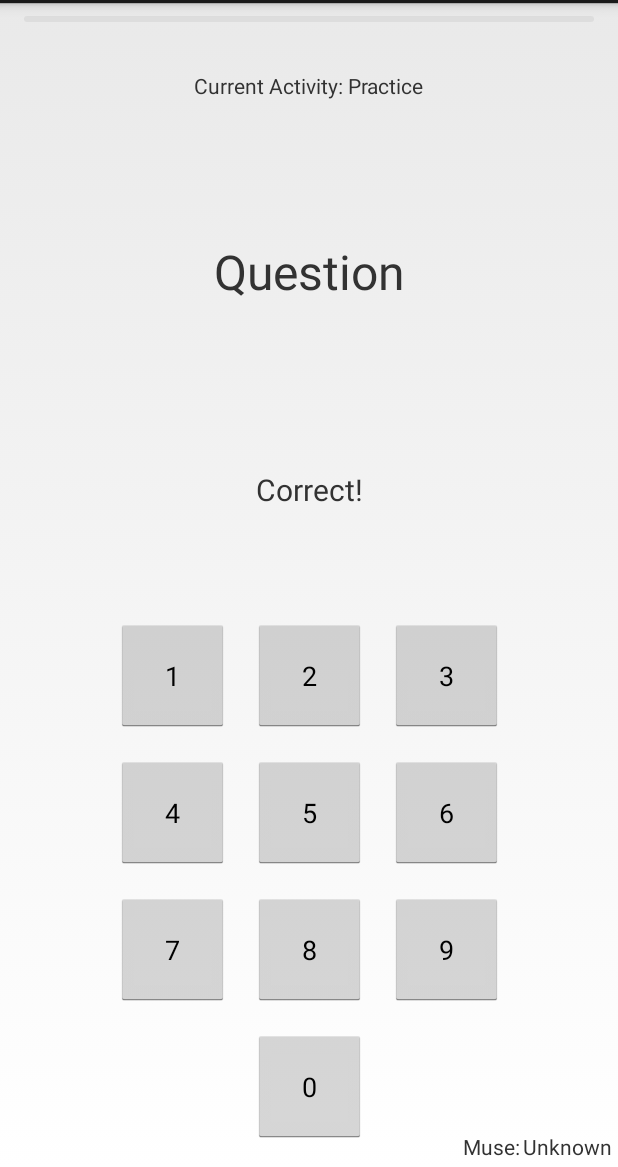
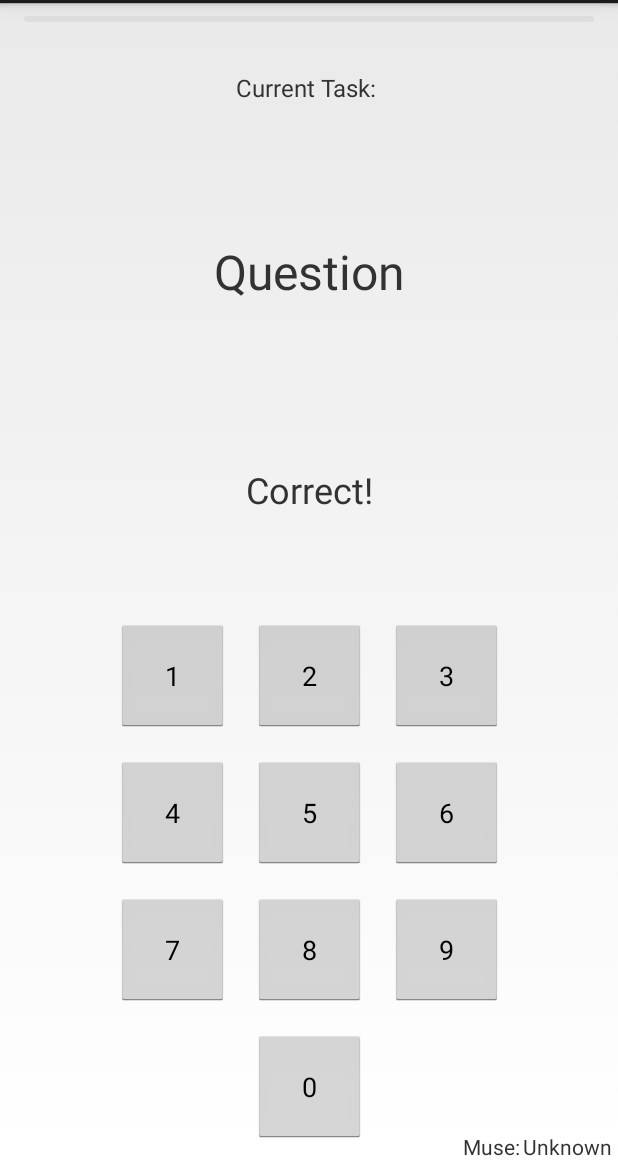
Before and after one commit to zhijiee/FocusDataCollection, an Android app: the Activity_Record_Data screen opened directly, with no data from a screen before it, on a phone screen of 412 x 824 dp, the part 69-1236 px from its top. Run offline under Robolectric (Android 15) with nearby library versions, the phone set to English and light mode, and no system bars; 2 statements that could not run were skipped.

Commit message:
Added more arithmetic test

```diff
--- a/app/src/main/java/com/zhijie/focus/Activity_Record_Data.java
+++ b/app/src/main/java/com/zhijie/focus/Activity_Record_Data.java
@@ -55,8 +55,9 @@ import bsh.Interpreter;
  */
 public class Activity_Record_Data extends Activity implements View.OnClickListener {
     //Global Variables
-    private final int ARITH_TRAINING_TIMEOUT = 2;
+    private final int ARITH_TRAINING_TIMEOUT = 3; //TODO CHANGE THE TIME BACK to 3 minutes!
     private final int GUIDED_MEDITATION_TRACK = R.raw.ting;  //TODO R.raw.guided_meditation
+    private final int ARITH_TEST_TIMEOUT = 10; //TODO change this
 
     private final String TAG = "Activity_Record_Data";
     private final Handler handler = new Handler();
@@ -81,11 +82,14 @@ public class Activity_Record_Data extends Activity implements View.OnClickListen
     private TextView tv_arith_question;
     private TextView tv_qn_feedback;
     private ProgressBar pb_timer;
+    private ProgressBar pb_qsn_timeout;
 
     private int answer;
     private List<Long> userTimeTaken;
     private long question_start_time;
     private long avg_time_taken;
+
+    private CountDownTimer cdt_qsn;
 
     @Override
     protected void onCreate(Bundle savedInstanceState) {
@@ -107,7 +111,7 @@ public class Activity_Record_Data extends Activity implements View.OnClickListen
 //        Intent i = new Intent(this, Activity_Connect_Muse.class);
 //        startActivityForResult(i, R.integer.SELECT_MUSE_REQUEST);
 
-        start_arithmetic_test_dialog(); //TODO REMOVE, FOR TESTING PURPOSES
+        start_arithmetic_training_dialog(); //TODO REMOVE, FOR TESTING PURPOSES
 
         initUI(); // Init UI Elements
 
@@ -119,7 +123,7 @@ public class Activity_Record_Data extends Activity implements View.OnClickListen
     }
 
     /* Test Sequences */
-    private void start_arithmetic_test_dialog() {
+    private void start_arithmetic_training_dialog() {
         AlertDialog.Builder builder = new AlertDialog.Builder(context);
         builder.setTitle(R.string.dialog_arith_training_title)
                 .setMessage(R.string.dialog_arith_training_instruction);
@@ -140,7 +144,7 @@ public class Activity_Record_Data extends Activity implements View.OnClickListen
         dialog.setCanceledOnTouchOutside(false);
         dialog.show();
 
-        //TODO UNCOMMENT THIS
+        //TODO UNCOMMENT THIS MUSE CONNECTION
 //        (dialog).getButton(AlertDialog.BUTTON_POSITIVE)
 //                .setEnabled(false);
 
@@ -154,12 +158,14 @@ public class Activity_Record_Data extends Activity implements View.OnClickListen
         public void run() {
             Log.d(TAG, "Arithmetic Training Session Started!");
             handler.post(arith_training_ui_update); //Begin UI Updates
-            tv_current_activity_instr.setText(R.string.tv_activity_instr);
+            tv_current_activity_instr.setText(R.string.tv_activity_training_instr);
 
             // Set Timer for Training session, When time ended --> Break
 
-            int time = ARITH_TRAINING_TIMEOUT * 1000; //TODO CHANGE THE TIME BACK!!!!--------------------------------
+            int time = ARITH_TRAINING_TIMEOUT * 1000;
             pb_timer.setMax(time / 1000);
+
+            //Training Count down timer
             new CountDownTimer(time, 1000) {
                 @Override
                 public void onTick(long millisUntilFinished) {
@@ -170,10 +176,12 @@ public class Activity_Record_Data extends Activity implements View.OnClickListen
 
                 @Override
                 public void onFinish() {
-                    fileWriter.get().addAnnotationString(0, "Practice to Break");
-                    Log.d(TAG, "Arithmetic Training Session Ended");
+
+                    fileWriter.get().addAnnotationString(0, getString(R.string.anno_arith_training_end));
+                    Log.d(TAG, getString(R.string.anno_arith_training_end));
+                    pb_timer.setProgress(0);
+
                     Log.d(TAG, "Break Session Started!");
-                    pb_timer.setProgress(0);
 
                     //Calculate time taken for each question for the Test later.
                     long total_time_taken = 0;
@@ -254,14 +262,63 @@ public class Activity_Record_Data extends Activity implements View.OnClickListen
         }
     };
 
+    /**
+     * Start of Arithmetic Test Session
+     */
     private Runnable arith_test_session = new Runnable() {
         @Override
         public void run() {
             fileWriter.get().addAnnotationString(0, getString(R.string.anno_arith_test_begin));
             Log.d(TAG, getString(R.string.anno_arith_test_begin));
+            initUI();
+
+            pb_qsn_timeout.setVisibility(View.VISIBLE);
+//            pb_qsn_timeout.setProgress(100);
+            tv_arith_question.setText(generate_questions());
+            cdt_repeat();
+
+
+            int time = ARITH_TEST_TIMEOUT * 1000;
+            // Timer the test session
+            new CountDownTimer(time, 1000) {
+
+                @Override
+                public void onTick(long millisUntilFinished) {
+                    // Do nothing on tick
+                }
+
+                public void onFinish() {
+                    // todo New dialog saying completed
+                    cdt_qsn.cancel();
+                    Log.d(TAG, "LOLOLOLOL");
+                }
+            }.start();
+
 
         }
     };
+
+    private void cdt_repeat() {
+//        cdt_qsn.cancel();
+
+        pb_qsn_timeout.setMax((int) avg_time_taken / 1000);
+
+        cdt_qsn = new CountDownTimer(4000, 1000) {
+            @Override
+            public void onTick(long millisUntilFinished) {
+                int progress = (int) (millisUntilFinished / 100);
+                pb_qsn_timeout.setProgress(progress);
+            }
+
+            @Override
+            public void onFinish() {
+                Log.d(TAG, "finish CDT nested!");
+                cdt_repeat();
+            }
+        };
+
+        cdt_qsn.start();
+    }
 
     private String generate_questions() {
         Random r = new Random();
@@ -413,8 +470,9 @@ public class Activity_Record_Data extends Activity implements View.OnClickListen
         setContentView(R.layout.arithmetic_task);
         tv_current_activity_instr = findViewById(R.id.current_activity_instr);
         tv_arith_question = findViewById(R.id.arith_question);
-        pb_timer = findViewById(R.id.timer_progressbar);
+        pb_timer = findViewById(R.id.pb_task_timer);
         tv_qn_feedback = findViewById(R.id.qsn_feedback);
+        pb_qsn_timeout = findViewById(R.id.pb_qsn_timeout);
 
         userTimeTaken = new ArrayList<>();
 
@@ -476,7 +534,7 @@ public class Activity_Record_Data extends Activity implements View.OnClickListen
                 muse = availableMuse.get(position);
                 connect_to_muse();
 
-                start_arithmetic_test_dialog();
+                start_arithmetic_training_dialog();
                 // Thread to update UI
 //                handler.post(tickUi);
             }
@@ -609,7 +667,7 @@ public class Activity_Record_Data extends Activity implements View.OnClickListen
             @Override
             public void run() {
                 // Update the UI with the change in connection state.
-                final TextView statusText = (TextView) findViewById(R.id.con_status);
+                final TextView statusText = findViewById(R.id.con_status);
                 statusText.setText(status);
 
             }
--- a/app/src/main/res/layout/arithmetic_task.xml
+++ b/app/src/main/res/layout/arithmetic_task.xml
@@ -6,7 +6,7 @@
     android:layout_height="match_parent">
 
     <ProgressBar
-        android:id="@+id/timer_progressbar"
+        android:id="@+id/pb_task_timer"
         style="@android:style/Widget.DeviceDefault.ProgressBar.Horizontal"
         android:layout_width="0dp"
         android:layout_height="5dp"
@@ -19,6 +19,19 @@
         app:layout_constraintEnd_toEndOf="parent"
         app:layout_constraintStart_toStartOf="parent"
         app:layout_constraintTop_toTopOf="parent" />
+
+    <TextView
+        android:id="@+id/current_activity_instr"
+        android:layout_width="wrap_content"
+        android:layout_height="wrap_content"
+        android:layout_marginEnd="8dp"
+        android:layout_marginStart="8dp"
+        android:layout_marginTop="32dp"
+        android:textSize="16sp"
+        android:text="Current Task: "
+        app:layout_constraintEnd_toEndOf="parent"
+        app:layout_constraintStart_toStartOf="parent"
+        app:layout_constraintTop_toBottomOf="@+id/pb_task_timer" />
 
     <TextView
         android:id="@+id/arith_question"
@@ -36,6 +49,137 @@
         app:layout_constraintHorizontal_bias="0.0"
         app:layout_constraintStart_toStartOf="parent"
         app:layout_constraintTop_toBottomOf="@+id/current_activity_instr" />
+
+    <ProgressBar
+        android:id="@+id/pb_qsn_timeout"
+        android:layout_width="300dp"
+        android:layout_height="wrap_content"
+        android:max="100"
+        android:progress="0"
+        style="@android:style/Widget.DeviceDefault.ProgressBar.Horizontal"
+        app:layout_constraintTop_toBottomOf="@+id/arith_question"
+        app:layout_constraintStart_toStartOf="parent"
+        app:layout_constraintEnd_toEndOf="parent"
+        android:visibility="invisible" />
+
+    <TextView
+        android:id="@+id/qsn_feedback"
+        android:layout_width="wrap_content"
+        android:layout_height="wrap_content"
+        android:layout_marginBottom="16dp"
+        android:layout_marginTop="16dp"
+        android:text="Correct!"
+        android:textSize="24sp"
+        app:layout_constraintBottom_toTopOf="@+id/ans2"
+        app:layout_constraintEnd_toEndOf="parent"
+        app:layout_constraintStart_toStartOf="parent"
+        app:layout_constraintTop_toBottomOf="@+id/arith_question" />
+
+    <Button
+        android:id="@+id/ans1"
+        android:layout_width="75dp"
+        android:layout_height="75dp"
+        android:layout_marginEnd="16dp"
+        android:layout_marginRight="16sp"
+        android:text="@string/btn_1"
+        app:layout_constraintBaseline_toBaselineOf="@+id/ans2"
+        app:layout_constraintEnd_toStartOf="@+id/ans2" />
+
+    <Button
+        android:id="@+id/ans2"
+        android:layout_width="75dp"
+        android:layout_height="75dp"
+        android:layout_marginBottom="16dp"
+        android:layout_marginEnd="8dp"
+        android:layout_marginStart="8dp"
+        android:text="@string/btn_2"
+        app:layout_constraintBottom_toTopOf="@+id/ans5"
+        app:layout_constraintEnd_toEndOf="parent"
+        app:layout_constraintStart_toStartOf="parent" />
+
+    <Button
+        android:id="@+id/ans3"
+        android:layout_width="75dp"
+        android:layout_height="75dp"
+        android:layout_marginStart="16dp"
+        android:layout_marginLeft="16sp"
+        android:text="@string/btn_3"
+        app:layout_constraintBaseline_toBaselineOf="@+id/ans2"
+        app:layout_constraintStart_toEndOf="@+id/ans2" />
+
+    <Button
+        android:id="@+id/ans4"
+        android:layout_width="75dp"
+        android:layout_height="75dp"
+        android:layout_marginEnd="16dp"
+        android:layout_marginRight="16sp"
+        android:text="@string/btn_4"
+        app:layout_constraintBaseline_toBaselineOf="@+id/ans5"
+        app:layout_constraintEnd_toStartOf="@+id/ans5" />
+
+    <Button
+        android:id="@+id/ans5"
+        android:layout_width="75dp"
+        android:layout_height="75dp"
+        android:layout_marginBottom="16dp"
+        android:layout_marginEnd="8dp"
+        android:layout_marginStart="8dp"
+        android:text="@string/btn_5"
+        app:layout_constraintBottom_toTopOf="@+id/ans8"
+        app:layout_constraintEnd_toEndOf="parent"
+        app:layout_constraintStart_toStartOf="parent" />
+
+    <Button
+        android:id="@+id/ans6"
+        android:layout_width="75dp"
+        android:layout_height="75dp"
+        android:layout_marginStart="16dp"
+        android:layout_marginLeft="16dp"
+        android:text="@string/btn_6"
+        app:layout_constraintBaseline_toBaselineOf="@+id/ans5"
+        app:layout_constraintStart_toEndOf="@+id/ans5" />
+
+    <Button
+        android:id="@+id/ans7"
+        android:layout_width="75dp"
+        android:layout_height="75dp"
+        android:layout_marginEnd="16dp"
+        android:layout_marginRight="16sp"
+        android:text="@string/btn_7"
+        app:layout_constraintBaseline_toBaselineOf="@+id/ans8"
+        app:layout_constraintEnd_toStartOf="@+id/ans8" />
+
+    <Button
+        android:id="@+id/ans8"
+        android:layout_width="75dp"
+        android:layout_height="75dp"
+        android:layout_marginBottom="16dp"
+        android:layout_marginEnd="16dp"
+        android:layout_marginStart="16dp"
+        android:text="@string/btn_8"
+        app:layout_constraintBottom_toTopOf="@+id/ans0"
+        app:layout_constraintEnd_toEndOf="parent"
+        app:layout_constraintStart_toStartOf="parent" />
+
+    <Button
+        android:id="@+id/ans9"
+        android:layout_width="75dp"
+        android:layout_height="75dp"
+        android:layout_marginStart="16dp"
+        android:layout_marginLeft="16sp"
+        android:text="@string/btn_9"
+        app:layout_constraintBaseline_toBaselineOf="@+id/ans8"
+        app:layout_constraintStart_toEndOf="@+id/ans8" />
+
+    <Button
+        android:id="@+id/ans0"
+        android:layout_width="75dp"
+        android:layout_height="75dp"
+        android:layout_marginBottom="16dp"
+        android:text="@string/btn_0"
+        app:layout_constraintBottom_toBottomOf="parent"
+        app:layout_constraintLeft_toLeftOf="parent"
+        app:layout_constraintRight_toRightOf="parent" />
 
     <TextView
         android:id="@+id/muse_text"
@@ -58,131 +202,5 @@
         app:layout_constraintBottom_toBottomOf="parent"
         app:layout_constraintEnd_toEndOf="parent" />
 
-    <Button
-        android:id="@+id/ans6"
-        android:layout_width="75dp"
-        android:layout_height="75dp"
-        android:layout_marginStart="16dp"
-        android:text="6"
-        app:layout_constraintBaseline_toBaselineOf="@+id/ans5"
-        app:layout_constraintStart_toEndOf="@+id/ans5" />
-
-    <Button
-        android:id="@+id/ans5"
-        android:layout_width="75dp"
-        android:layout_height="75dp"
-        android:layout_marginBottom="16dp"
-        android:layout_marginEnd="8dp"
-        android:layout_marginStart="8dp"
-        android:text="5"
-        app:layout_constraintBottom_toTopOf="@+id/ans8"
-        app:layout_constraintEnd_toEndOf="parent"
-        app:layout_constraintStart_toStartOf="parent" />
-
-    <Button
-        android:id="@+id/ans4"
-        android:layout_width="75dp"
-        android:layout_height="75dp"
-        android:layout_marginEnd="16dp"
-        android:text="4"
-        app:layout_constraintBaseline_toBaselineOf="@+id/ans5"
-        app:layout_constraintEnd_toStartOf="@+id/ans5" />
-
-    <Button
-        android:id="@+id/ans1"
-        android:layout_width="75dp"
-        android:layout_height="75dp"
-        android:layout_marginEnd="16dp"
-        android:text="1"
-        app:layout_constraintBaseline_toBaselineOf="@+id/ans2"
-        app:layout_constraintEnd_toStartOf="@+id/ans2" />
-
-    <Button
-        android:id="@+id/ans3"
-        android:layout_width="75dp"
-        android:layout_height="75dp"
-        android:layout_marginStart="16dp"
-        android:text="3"
-        app:layout_constraintBaseline_toBaselineOf="@+id/ans2"
-        app:layout_constraintStart_toEndOf="@+id/ans2" />
-
-    <Button
-        android:id="@+id/ans2"
-        android:layout_width="75dp"
-        android:layout_height="75dp"
-        android:layout_marginBottom="16dp"
-        android:layout_marginEnd="8dp"
-        android:layout_marginStart="8dp"
-        android:text="2"
-        app:layout_constraintBottom_toTopOf="@+id/ans5"
-        app:layout_constraintEnd_toEndOf="parent"
-        app:layout_constraintStart_toStartOf="parent" />
-
-    <Button
-        android:id="@+id/ans7"
-        android:layout_width="75dp"
-        android:layout_height="75dp"
-        android:layout_marginEnd="16dp"
-        android:text="7"
-        app:layout_constraintBaseline_toBaselineOf="@+id/ans8"
-        app:layout_constraintEnd_toStartOf="@+id/ans8" />
-
-    <Button
-        android:id="@+id/ans9"
-        android:layout_width="75dp"
-        android:layout_height="75dp"
-        android:layout_marginStart="16dp"
-        android:text="9"
-        app:layout_constraintBaseline_toBaselineOf="@+id/ans8"
-        app:layout_constraintStart_toEndOf="@+id/ans8" />
-
-    <Button
-        android:id="@+id/ans8"
-        android:layout_width="75dp"
-        android:layout_height="75dp"
-        android:layout_marginBottom="16dp"
-        android:layout_marginEnd="16dp"
-        android:layout_marginStart="16dp"
-        android:text="8"
-        app:layout_constraintBottom_toTopOf="@+id/ans0"
-        app:layout_constraintEnd_toEndOf="parent"
-        app:layout_constraintStart_toStartOf="parent" />
-
-    <Button
-        android:id="@+id/ans0"
-        android:layout_width="75dp"
-        android:layout_height="75dp"
-        android:layout_marginBottom="16dp"
-        android:text="0"
-        app:layout_constraintBottom_toBottomOf="parent"
-        app:layout_constraintLeft_toLeftOf="parent"
-        app:layout_constraintRight_toRightOf="parent"
-
-        />
-
-    <TextView
-        android:id="@+id/current_activity_instr"
-        android:layout_width="wrap_content"
-        android:layout_height="wrap_content"
-        android:layout_marginEnd="8dp"
-        android:layout_marginStart="8dp"
-        android:layout_marginTop="32dp"
-        android:text="Current Activity: Practice"
-        app:layout_constraintEnd_toEndOf="parent"
-        app:layout_constraintStart_toStartOf="parent"
-        app:layout_constraintTop_toBottomOf="@+id/timer_progressbar" />
-
-    <TextView
-        android:id="@+id/qsn_feedback"
-        android:layout_width="wrap_content"
-        android:layout_height="wrap_content"
-        android:layout_marginBottom="16dp"
-        android:layout_marginTop="16dp"
-        android:text="Correct!"
-        android:textSize="20sp"
-        app:layout_constraintBottom_toTopOf="@+id/ans2"
-        app:layout_constraintEnd_toEndOf="parent"
-        app:layout_constraintStart_toStartOf="parent"
-        app:layout_constraintTop_toBottomOf="@+id/arith_question" />
 
 </android.support.constraint.ConstraintLayout>
--- a/app/src/main/res/values/strings.xml
+++ b/app/src/main/res/values/strings.xml
@@ -24,22 +24,30 @@
     <string name="permission_dialog_understand">I Understand</string>
 
     <string name="museconnection_title">Choose your Muse Device to use!</string>
+    <string name="tv_muse_connection_title"> Muse: </string>
+    <string name="tv_muse_unk"> Unknown </string>
+    <string name="tv_muse_connected"> Connected </string>
 
-    <string name="record_data"> EEG Data Recording  </string>
+    <string name="record_data"> EEG Data Recording </string>
 
     <string name="start_rec"> Start Recording </string>
     <string name="stop_rec"> Stop Recording </string>
 
-    <string name="p1_instr_1"> Please </string>
+    <string name="btn_0"> 0 </string>
+    <string name="btn_1"> 1 </string>
+    <string name="btn_2"> 2 </string>
+    <string name="btn_3"> 3 </string>
+    <string name="btn_4"> 4 </string>
+    <string name="btn_5"> 5 </string>
+    <string name="btn_6"> 6 </string>
+    <string name="btn_7"> 7 </string>
+    <string name="btn_8"> 8 </string>
+    <string name="btn_9"> 9 </string>
 
-    <string name="dialog_arith_training_title"> Instruction </string>
-    <string name="dialog_arith_training_instruction">
-        1. Arithmetic Training (3 Minutes) \n
-        2. Break\n
-        3. Guided Meditation (10 Minutes) \n
-        4. Break\n
-        5. Arithmetic Test (3 Minutes)  \n
-    </string>
+    <string name="p1_instr_1"> Please asdasdasdasdasdsaad </string>
+
+    <string name="dialog_arith_training_title">Instruction</string>
+    <string name="dialog_arith_training_instruction">1. Arithmetic Training (3 Minutes) \n2. Break\n3. Guided Meditation (10 Minutes) \n4. Break\n5. Arithmetic Test (3 Minutes)\n</string>
 
 
     <string name="dialog_break_title"> Break </string>
@@ -47,8 +55,10 @@
     <string name="dialog_break_btn_positive"> Begin Guided Meditation </string>
 
     <string name="dialog_guided_meditation_title"> Guided Meditation Completed </string>
-    <string name="dialog_guided_meditation_msg"> You have completed your 12 Min Session of guided meditation. Tap continue to start the Arithmetic Test!   </string>
+    <string name="dialog_guided_meditation_msg"> You have completed your 12 Min Session of guided meditation.\n Tap continue to start the Arithmetic Test!   </string>
     <string name="dialog_guided_meditation_btn_pos"> Continue to Arithmetic Test </string>
 
-    <string name="tv_activity_instr"> hello change this lolol </string>
+    <string name="tv_activity_training_instr"> Current Task: Arithmetic Training </string>
+    <string name="tv_activity_guided_meditation_instr"> Current Task: Guided Meditation </string>
+    <string name="tv_activity_test_instr"> Current Task: Arithmetic Test </string>
 </resources>
```
Also changed, not shown: app/src/main/res/layout/guided_meditation.xml (+24 -2 lines), 1 other file.
